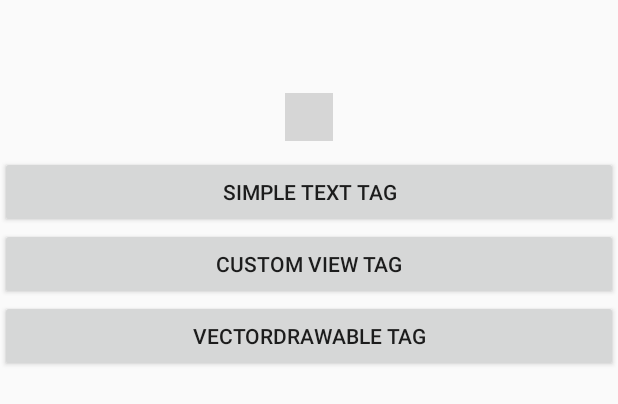
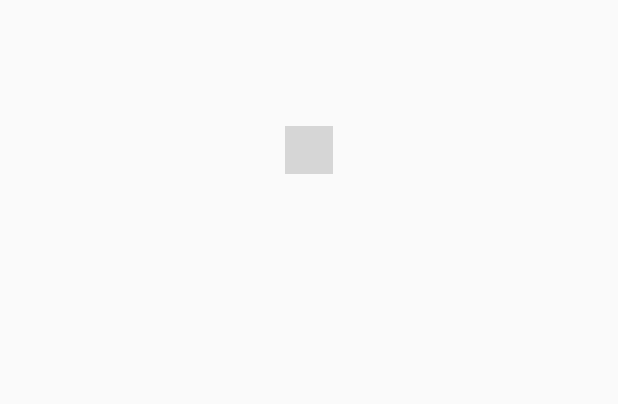
Before and after one commit to JayAnother/TianTian, an Android app: the layout header_conmunity_list.xml on its own in the app's theme, with its tools: preview values and no code run, on a phone screen of 412 x 824 dp. Shown: the top 404 px of the screen. Run offline under Robolectric (Android 15) with nearby library versions, the phone set to English and light mode, and no system bars; plain views replace TagCloudView; Roboto replaces fonts that are not available here; grey boxes are pictures that could not be loaded.

```diff
--- a/app/src/main/res/layout/header_conmunity_list.xml
+++ b/app/src/main/res/layout/header_conmunity_list.xml
@@ -1,8 +1,10 @@
 <?xml version="1.0" encoding="utf-8"?>
-<RelativeLayout xmlns:android="http://schemas.android.com/apk/res/android"
-              xmlns:app="http://schemas.android.com/apk/res-auto"
-              android:layout_width="match_parent"
-              android:layout_height="300dp">
+<RelativeLayout
+    xmlns:android="http://schemas.android.com/apk/res/android"
+    xmlns:app="http://schemas.android.com/apk/res-auto"
+    android:layout_width="match_parent"
+    android:layout_height="200dp">
+
     <LinearLayout
         android:layout_width="match_parent"
         android:layout_height="match_parent"
@@ -18,28 +20,9 @@
             app:darkColor="@color/tagDark"
             app:lightColor="@color/tagLight"
             app:radiusPercent="0.6"
-            app:scrollSpeed="3"/>
-
-        <Button
-            android:id="@+id/tag_text"
-            android:layout_width="match_parent"
-            android:layout_height="wrap_content"
-            android:text="Simple Text Tag"/>
-
-        <Button
-            android:id="@+id/tag_view"
-            android:layout_width="match_parent"
-            android:layout_height="wrap_content"
-            android:text="Custom View Tag"/>
-
-        <Button
-            android:id="@+id/tag_vector"
-            android:layout_width="match_parent"
-            android:layout_height="wrap_content"
-            android:text="VectorDrawable Tag"/>
+            app:scrollSpeed="5"/>
 
     </LinearLayout>
 
 
-
 </RelativeLayout>
```
Also changed, not shown: app/src/main/java/jay/love/tiantian/ui/a/AFragment.java (+18 -24 lines), app/src/main/java/jay/love/tiantian/ui/a/VectorTagsAdapter.java (+10 -4 lines), app/src/main/java/jay/love/tiantian/ui/d/DFragment.java (+16 -1 lines), app/src/main/res/layout/fragment_a.xml (+9 -1 lines), app/src/main/res/layout/fragment_d.xml (+7 -0 lines).
